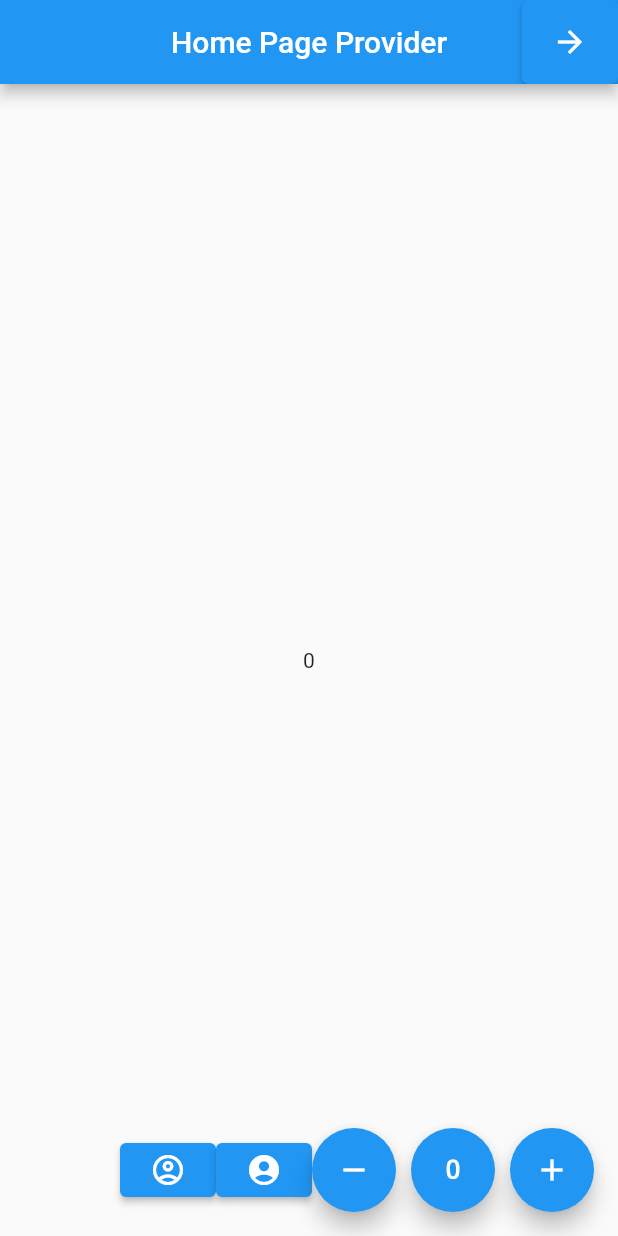
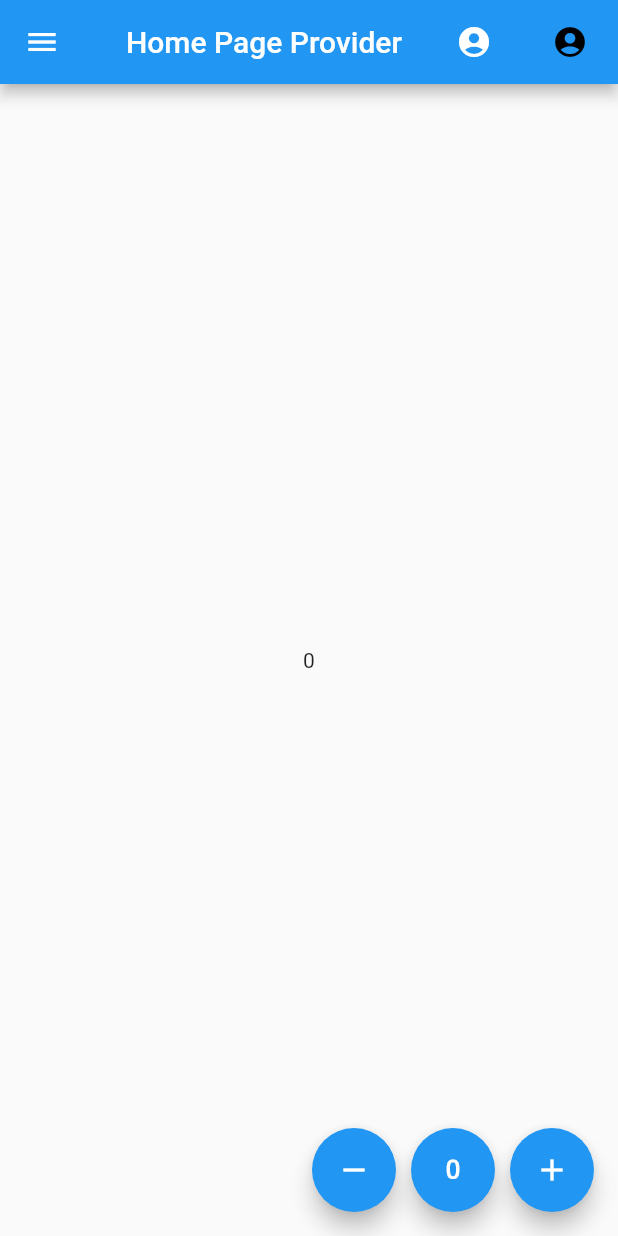
Before and after one commit to PauloSTDev/provider_study, a Flutter app: the screen it shows after launch, on a phone screen of 412 x 824 dp. Run offline on Flutter 3.47's test engine with Material 2 defaults, Android fonts, the phone set to English and light mode, and no system bars.

Commit message:
Muda botões de alteração de tema para a appBar

```diff
--- a/lib/main.dart
+++ b/lib/main.dart
@@ -35,14 +35,14 @@ class MaterialAppWithTheme extends StatelessWidget {
   Widget build(BuildContext context){
     final theme = Provider.of<ThemeController>(context);
     return MaterialApp(
+      title: 'Study Provider',
+      debugShowCheckedModeBanner: false,
       theme: theme.getTheme(),
       initialRoute: '/',
       routes: {
         '/': (context) => const HomePage(),
         "shopping_cart": (context) => const ShopppingCartPage(),
       },
-      title: 'Study Provider',
-      debugShowCheckedModeBanner: false,
     );
   }
 }
--- a/lib/screens/home_page.dart
+++ b/lib/screens/home_page.dart
@@ -1,5 +1,3 @@
-import 'dart:html';
-
 import 'package:flutter/material.dart';
 import 'package:provider/provider.dart';
 import 'package:provider_study/controller_provider/counter_provider.dart';
@@ -13,38 +11,47 @@ class HomePage extends StatelessWidget {
     ThemeController _themeController = Provider.of<ThemeController>(context);
 
     return Scaffold(
+      drawer: Drawer(
+        child: Row(
+          mainAxisAlignment: MainAxisAlignment.spaceEvenly,
+          crossAxisAlignment: CrossAxisAlignment.start,
+          children: [
+
+          ],
+        ),
+      ),
       appBar: AppBar(
         title: const Text("Home Page Provider"),
         backgroundColor: Theme.of(context).primaryColor,
         centerTitle: true,
         actions: [
-          ElevatedButton(
-              onPressed: () {
-                Navigator.pushNamed(context, "shopping_cart");
-              },
-              child: const Icon(Icons.arrow_forward),
+          TextButton(
+            child: const Icon(Icons.account_circle_rounded),
+            onPressed: () => _themeController.setTheme(ThemeData.light()),
+            style: TextButton.styleFrom(
+              primary: Colors.white,
+            ),
+          ),
+          TextButton(
+            child: const Icon(Icons.account_circle_rounded),
+            onPressed: () => _themeController.setTheme(ThemeData.dark()),
+            style: TextButton.styleFrom(
+              primary: Colors.black,
+            ),
           ),
         ],
       ),
       body: Center(
         //Apresentando valor atualizado do counter
         child: Consumer<Counter>(
-            builder: (context, value, child) {
-              return Text(value.count.toString());
-            },
+          builder: (context, value, child) {
+            return Text(value.count.toString());
+          },
         ),
       ),
       floatingActionButton: Row(
         mainAxisAlignment: MainAxisAlignment.end,
         children: [
-          ElevatedButton(
-            child: const Icon(Icons.account_circle_outlined),
-            onPressed: () => _themeController.setTheme(ThemeData.light()),
-          ),
-          ElevatedButton(
-            child: const Icon(Icons.account_circle_rounded),
-            onPressed: () => _themeController.setTheme(ThemeData.dark()),
-          ),
           FloatingActionButton(
             onPressed: () {
               Provider.of<Counter>(context, listen: false).decrementar();
@@ -53,7 +60,9 @@ class HomePage extends StatelessWidget {
             tooltip: "Decrementar",
             child: const Icon(Icons.remove),
           ),
-          const SizedBox(width: 10.0,),
+          const SizedBox(
+            width: 10.0,
+          ),
           FloatingActionButton(
             onPressed: () {
               Provider.of<Counter>(context, listen: false).resetar();
@@ -62,7 +71,9 @@ class HomePage extends StatelessWidget {
             tooltip: "Reset",
             child: const Icon(Icons.exposure_zero),
           ),
-          const SizedBox(width: 10.0,),
+          const SizedBox(
+            width: 10.0,
+          ),
           FloatingActionButton(
             onPressed: () {
               //Realizando as mudanças de State, incrementando valor
```
